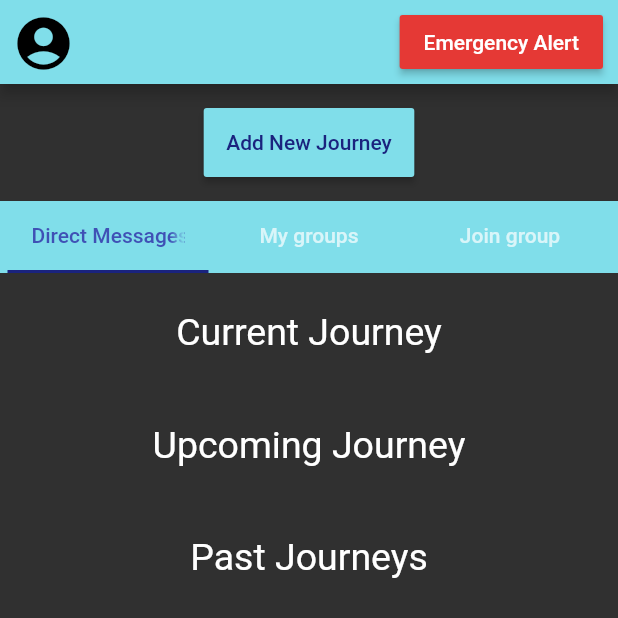
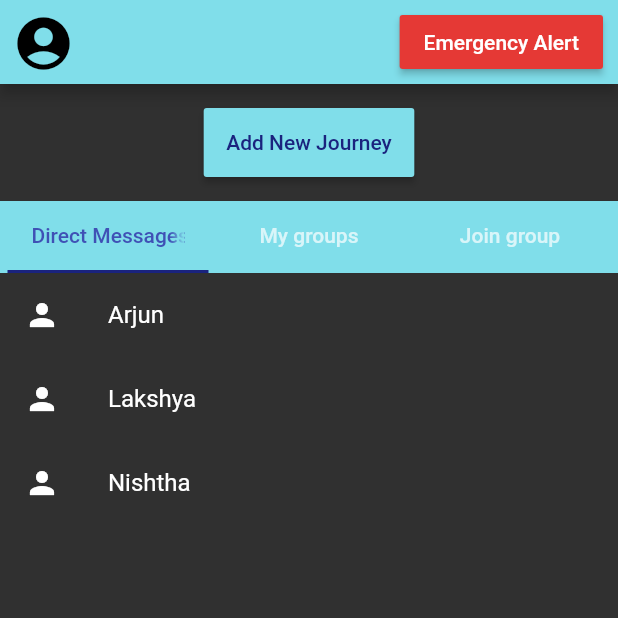
Before and after one commit to ARJUPTA/Travelog, a Flutter app: the HomePage screen opened by its route, on a phone screen of 412 x 824 dp, the top half of it. Run offline on Flutter 3.47's test engine with Material 2 defaults, Android fonts, the phone set to English and light mode, and no system bars; our stand-ins replace cloud_firestore, faker, firebase_auth, firebase_core, google_sign_in, shared_preferences; accounts and stored records are empty.

```diff
--- a/travelog/lib/providers/backend.dart
+++ b/travelog/lib/providers/backend.dart
@@ -11,7 +11,7 @@ class Group {
   List<String> participants = [];
   Map<String, String> trip;
 
-  // Group(var response){
+  // Group(var response) {
   //   this.topic = response['topic'];
   //   this.participants = response['participants'];
   //   this.trip['boardingDate'] = response['trip']['boardingDate'];
@@ -21,6 +21,10 @@ class Group {
   //   this.trip['to'] = response['trip']['to'];
   //   this.trip['trainNumber'] = response['trip']['trainNumber'];
   // }
+
+  Group(String title) {
+    this.topic = title;
+  }
 
   Group.fromJson(var response) {
     this.topic = response['topic'];
--- a/travelog/lib/screens/chat_screen.dart
+++ b/travelog/lib/screens/chat_screen.dart
@@ -1,7 +1,7 @@
 import 'package:cloud_firestore/cloud_firestore.dart';
 import 'package:firebase_auth/firebase_auth.dart';
 import 'package:flutter/material.dart';
-import 'package:flash_chat/constants.dart';
+import 'package:travelog/constants.dart';
 
 var _firestore = FirebaseFirestore.instance;
 User loggedInUser;
--- a/travelog/lib/screens/home.dart
+++ b/travelog/lib/screens/home.dart
@@ -2,6 +2,7 @@ import 'package:firebase_auth/firebase_auth.dart';
 import 'package:flutter/material.dart';
 import 'package:travelog/providers/backend.dart';
 import 'package:travelog/providers/fireauth.dart';
+import 'package:travelog/screens/chat_screen.dart';
 
 class HomePage extends StatefulWidget {
   HomePage({Key key, this.title = ""}) : super(key: key);
@@ -14,12 +15,24 @@ class HomePage extends StatefulWidget {
 class _HomePageState extends State<HomePage>
     with SingleTickerProviderStateMixin {
   TabController tabController;
-  List<Group> groups = [];
+  List<Group> groups = [new Group("Jan Shatabdi"), new Group("Gareeb Rath")];
+  List<Group> dms = [
+    new Group("Arjun"),
+    new Group("Lakshya"),
+    new Group("Nishtha")
+  ];
+  List<Group> more = [
+    new Group(""),
+    new Group("Jan Shatabdi"),
+    new Group("Gareeb Rath")
+  ];
+
   init() async {
     var result = await getMyGroups("list");
     if (result != null)
       setState(() {
         print(result);
+        // groups =
         // groups = result;
         // print(groups);
       });
@@ -28,7 +41,7 @@ class _HomePageState extends State<HomePage>
   @override
   void initState() {
     tabController = TabController(length: 3, vsync: this);
-    init();
+    // init();
     super.initState();
   }
 
@@ -42,7 +55,6 @@ class _HomePageState extends State<HomePage>
             onPressed: () async {
               await FirebaseAuth.instance.signOut();
               await FireAuth().signOutGoogle();
-
               Navigator.of(context).pop();
             },
             // TODO: change it to account avatar (not an icon)
@@ -50,7 +62,7 @@ class _HomePageState extends State<HomePage>
             iconSize: 42.0,
           ),
           title: Text(
-            widget.title,
+            widget.title ?? "",
             style: TextStyle(color: Colors.indigo[900]),
           ),
           actions: [
@@ -67,13 +79,11 @@ class _HomePageState extends State<HomePage>
             )
           ],
         ),
-        body: Center(
-          child: Column(
+        body: Column(
           children: <Widget>[
             SizedBox(height: 15.0),
             RaisedButton(
-                onPressed: () =>
-                    {Navigator.of(context).pushNamed('/addJourney')},
+              onPressed: () => {Navigator.of(context).pushNamed('/addJourney')},
               padding: EdgeInsets.all(15.0),
               child: Text(
                 'Add New Journey',
@@ -82,6 +92,9 @@ class _HomePageState extends State<HomePage>
               color: Colors.cyan[200],
             ),
             SizedBox(height: 15.0),
+            Expanded(
+              child: Column(
+                children: [
                   Container(
                     padding: EdgeInsets.fromLTRB(5, 0, 5, 0),
                     color: Colors.cyan[200],
@@ -94,84 +107,130 @@ class _HomePageState extends State<HomePage>
                       tabs: [
                         Tab(text: 'Direct Messages'),
                         Tab(text: 'My groups'),
-                    Tab(
-                      text: 'Join group',
-                    ),
+                        Tab(text: 'Join group'),
                       ],
                       controller: tabController,
                     ),
                   ),
-              SizedBox(height: 10.0),
-              ListView(
+                  Expanded(
+                    child: TabBarView(
+                      controller: tabController,
+                      children: <Widget>[
+                        Expanded(
+                          child: ListView.builder(
                             shrinkWrap: true,
-                children: <Widget>[
-                  Padding(
-                    padding: const EdgeInsets.all(15.0),
-                    child: Center(
-                      child: Text(
-                        'Current Journey',
-                        style: TextStyle(fontSize: 25.0),
+                            itemBuilder: (context, index) {
+                              return GestureDetector(
+                                onTap: () {
+                                  Navigator.of(context).push(MaterialPageRoute(
+                                      builder: (context) => ChatScreen()));
+                                },
+                                child: ListTile(
+                                    leading: Icon(Icons.person),
+                                    title: Text(dms[index].topic ?? "")),
+                              );
+                            },
+                            itemCount: dms.length,
                           ),
                         ),
-                  ),
-                  Container(
+                        Expanded(
                           child: ListView.builder(
-                      physics: ScrollPhysics(),
                             shrinkWrap: true,
-                      scrollDirection: Axis.vertical,
-                      itemCount: 1,
-                      padding: EdgeInsets.all(8),
                             itemBuilder: (context, index) {
-                        return;
+                              return ListTile(
+                                  leading: Icon(Icons.person),
+                                  title: Text(groups[index].topic ?? ""));
                             },
+                            itemCount: groups.length,
                           ),
                         ),
-                  Padding(
-                    padding: const EdgeInsets.all(15.0),
-                    child: Center(
-                      child: Text(
-                        'Upcoming Journey',
-                        style: TextStyle(fontSize: 25.0),
+                        Expanded(
+                          child: ListView.builder(
+                            shrinkWrap: true,
+                            itemBuilder: (context, index) {
+                              return ListTile(
+                                  leading: Icon(Icons.person),
+                                  title: Text(more[index].topic ?? ""));
+                            },
+                            itemCount: more.length,
                           ),
-                    ),
-                  ),
-                  Container(
-                    child: ListView.builder(
-                      physics: ScrollPhysics(),
-                      shrinkWrap: true,
-                      scrollDirection: Axis.vertical,
-                      itemCount: 1,
-                      padding: EdgeInsets.all(8),
-                      itemBuilder: (context, index) {
-                        return;
-                      },
-                    ),
-                  ),
-                  Padding(
-                    padding: const EdgeInsets.all(15.0),
-                    child: Center(
-                      child: Text(
-                        'Past Journeys',
-                        style: TextStyle(fontSize: 25.0),
-                      ),
-                    ),
-                  ),
-                  Container(
-                    child: ListView.builder(
-                      physics: ScrollPhysics(),
-                      shrinkWrap: true,
-                      scrollDirection: Axis.vertical,
-                      itemCount: 1,
-                      padding: EdgeInsets.all(8),
-                      itemBuilder: (context, index) {
-                        return;
-                      },
-                    ),
-                  ),
-                ],
                         )
                       ],
                     ),
+                  )
+                ],
+              ),
+            ),
+            SizedBox(height: 10.0),
+            //   ListView(
+            //     shrinkWrap: true,
+            //     children: <Widget>[
+            //       Padding(
+            //         padding: const EdgeInsets.all(15.0),
+            //         child: Center(
+            //           child: Text(
+            //             'Current Journey',
+            //             style: TextStyle(fontSize: 25.0),
+            //           ),
+            //         ),
+            //       ),
+            //       Container(
+            //         child: ListView.builder(
+            //           physics: ScrollPhysics(),
+            //           shrinkWrap: true,
+            //           scrollDirection: Axis.vertical,
+            //           itemCount: 1,
+            //           padding: EdgeInsets.all(8),
+            //           itemBuilder: (context, index) {
+            //             return;
+            //           },
+            //         ),
+            //       ),
+            //       Padding(
+            //         padding: const EdgeInsets.all(15.0),
+            //         child: Center(
+            //           child: Text(
+            //             'Upcoming Journey',
+            //             style: TextStyle(fontSize: 25.0),
+            //           ),
+            //         ),
+            //       ),
+            //       Container(
+            //         child: ListView.builder(
+            //           physics: ScrollPhysics(),
+            //           shrinkWrap: true,
+            //           scrollDirection: Axis.vertical,
+            //           itemCount: 1,
+            //           padding: EdgeInsets.all(8),
+            //           itemBuilder: (context, index) {
+            //             return;
+            //           },
+            //         ),
+            //       ),
+            //       Padding(
+            //         padding: const EdgeInsets.all(15.0),
+            //         child: Center(
+            //           child: Text(
+            //             'Past Journeys',
+            //             style: TextStyle(fontSize: 25.0),
+            //           ),
+            //         ),
+            //       ),
+            //       Container(
+            //         child: ListView.builder(
+            //           physics: ScrollPhysics(),
+            //           shrinkWrap: true,
+            //           scrollDirection: Axis.vertical,
+            //           itemCount: 1,
+            //           padding: EdgeInsets.all(8),
+            //           itemBuilder: (context, index) {
+            //             return;
+            //           },
+            //         ),
+            //       ),
+            //     ],
+            //   )
+          ],
         ),
       ),
     );
--- a/travelog/lib/screens/login.dart
+++ b/travelog/lib/screens/login.dart
@@ -248,6 +248,9 @@ class _LoginPageState extends State<LoginPage> {
                   )
                 ],
               )
-            : HomePage();
+            : HomePage(
+                key: Key("Travelog"),
+                title: "Travelog",
+              );
   }
 }
```
Also changed, not shown: travelog/lib/constants.dart (added, +51 -0 lines). Lines whose indentation alone changed are shown as unchanged.
